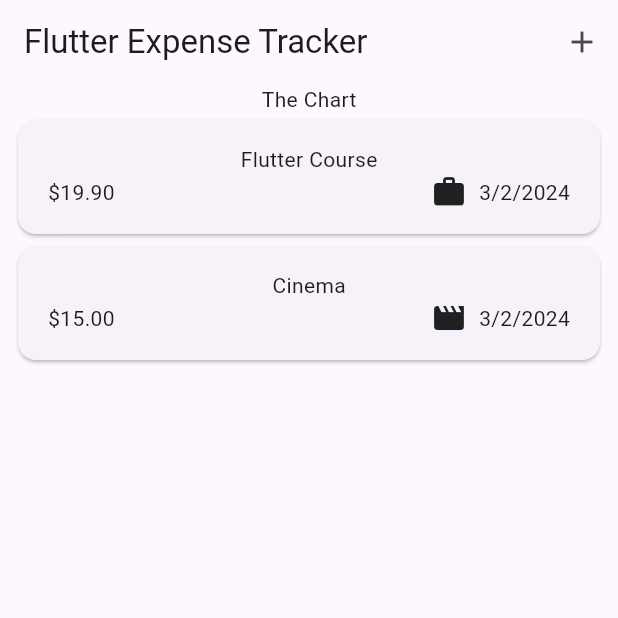
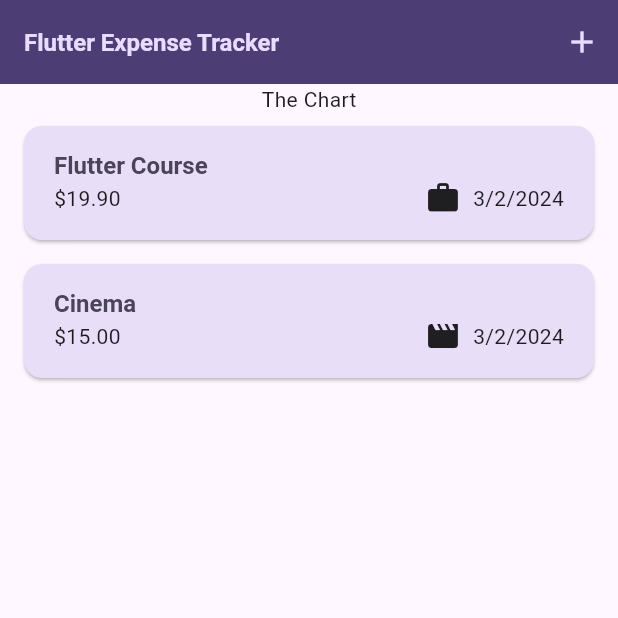
Before and after one commit to ziadabdelaziz/Learning-Flutter, a Flutter app: the screen it shows after launch, on a phone screen of 412 x 824 dp, the top half of it. Run offline on Flutter 3.47's test engine with Material 3 defaults, Android fonts, the phone set to English and light mode, and no system bars; our stand-ins replace google_fonts.

Commit message:
[ADD]: day22

```diff
--- a/expense_tracker/lib/app.dart
+++ b/expense_tracker/lib/app.dart
@@ -1,5 +1,14 @@
 import 'package:expense_tracker/screens/expenses_screen.dart';
 import 'package:flutter/material.dart';
+
+var kColorScheme = ColorScheme.fromSeed(
+  seedColor: const Color.fromARGB(255, 96, 59, 181),
+);
+
+var kDarkColorScheme = ColorScheme.fromSeed(
+  brightness: Brightness.dark,
+  seedColor: const Color.fromARGB(255, 5, 99, 125),
+);
 
 class ExpenseTracker extends StatelessWidget {
   const ExpenseTracker({super.key});
@@ -7,10 +16,48 @@ class ExpenseTracker extends StatelessWidget {
   @override
   Widget build(BuildContext context) {
     return MaterialApp(
-      title: 'Flutter Demo',
+      darkTheme: ThemeData.dark().copyWith(
+        colorScheme: kDarkColorScheme,
+        cardTheme: const CardTheme().copyWith(
+          color: kDarkColorScheme.secondaryContainer,
+          margin: const EdgeInsets.symmetric(
+            vertical: 8,
+            horizontal: 16,
+          ),
+        ),
+        elevatedButtonTheme: ElevatedButtonThemeData(
+          style: ElevatedButton.styleFrom(
+              backgroundColor: kDarkColorScheme.primaryContainer,
+              foregroundColor: kDarkColorScheme.onPrimaryContainer),
+        ),
+      ),
       theme: ThemeData().copyWith(
-          // colorScheme: ColorScheme.fromSeed(seedColor: Colors.deepPurple),
+        colorScheme: kColorScheme,
+        appBarTheme: const AppBarTheme().copyWith(
+          backgroundColor: kColorScheme.onPrimaryContainer,
+          foregroundColor: kColorScheme.primaryContainer,
+        ),
+        cardTheme: const CardTheme().copyWith(
+          color: kColorScheme.secondaryContainer,
+          margin: const EdgeInsets.symmetric(
+            vertical: 8,
+            horizontal: 16,
           ),
+        ),
+        elevatedButtonTheme: ElevatedButtonThemeData(
+          style: ElevatedButton.styleFrom(
+            backgroundColor: kColorScheme.primaryContainer,
+          ),
+        ),
+        textTheme: ThemeData().textTheme.copyWith(
+              titleLarge: TextStyle(
+                fontWeight: FontWeight.bold,
+                color: kColorScheme.onSecondaryContainer,
+                fontSize: 16,
+              ),
+            ),
+      ),
+      themeMode: ThemeMode.system,
       home: const Center(
         child: Expenses(),
       ),
--- a/expense_tracker/lib/screens/expenses_screen.dart
+++ b/expense_tracker/lib/screens/expenses_screen.dart
@@ -68,14 +68,11 @@ class _ExpensesState extends State<Expenses> {
         ],
       ),
       body: SafeArea(
-        child: Container(
-          margin: const EdgeInsets.symmetric(horizontal: 8),
-          child: Column(
-            children: [
-              const Text('The Chart'),
-              Expanded(child: mainContent),
-            ],
-          ),
+        child: Column(
+          children: [
+            const Text('The Chart'),
+            Expanded(child: mainContent),
+          ],
         ),
       ),
     );
--- a/expense_tracker/lib/widgets/expenses_list/expenses_item.dart
+++ b/expense_tracker/lib/widgets/expenses_list/expenses_item.dart
@@ -12,8 +12,12 @@ class ExpenseItem extends StatelessWidget {
       child: Padding(
         padding: const EdgeInsets.symmetric(horizontal: 20, vertical: 16),
         child: Column(
+          crossAxisAlignment: CrossAxisAlignment.start,
           children: [
-            Text(expense.title),
+            Text(
+              expense.title,
+              style: Theme.of(context).textTheme.titleLarge,
+            ),
             Row(
               children: [
                 Text('\$${expense.amount.toStringAsFixed(2)}'),
@@ -31,9 +35,5 @@ class ExpenseItem extends StatelessWidget {
         ),
       ),
     );
-    // ListTile(
-    //   title: Text(expense.title),
-    //   onTap: () {},
-    // )
   }
 }
--- a/expense_tracker/lib/widgets/expenses_list/expenses_list.dart
+++ b/expense_tracker/lib/widgets/expenses_list/expenses_list.dart
@@ -20,6 +20,13 @@ class ExpensesList extends StatelessWidget {
 
         return Dismissible(
           key: ValueKey(expense),
+          background: Container(
+            color: Theme.of(context).colorScheme.error.withRed(225),
+            margin: EdgeInsets.symmetric(
+              vertical: Theme.of(context).cardTheme.margin!.vertical - 8,
+              horizontal: Theme.of(context).cardTheme.margin!.horizontal - 16,
+            ),
+          ),
           onDismissed: (direction) {
             onRemoveExpense(expense);
           },
```
Also changed, not shown: expense_tracker/lib/helpers/persent_date_picker.dart (deleted), 1 other file.
